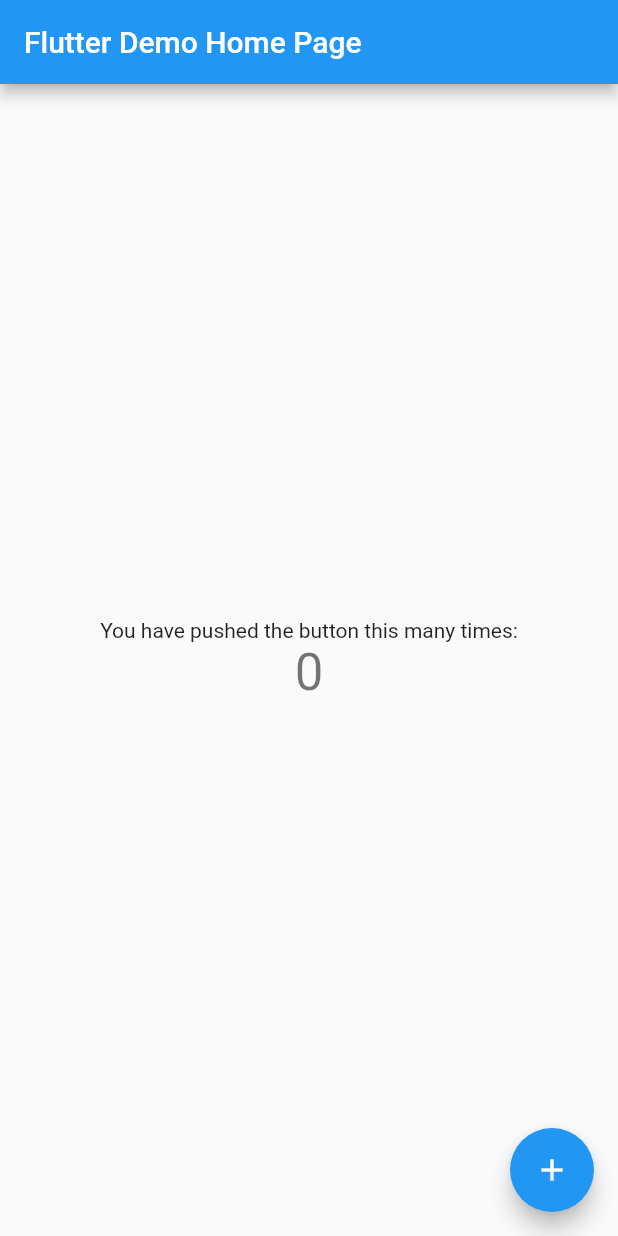
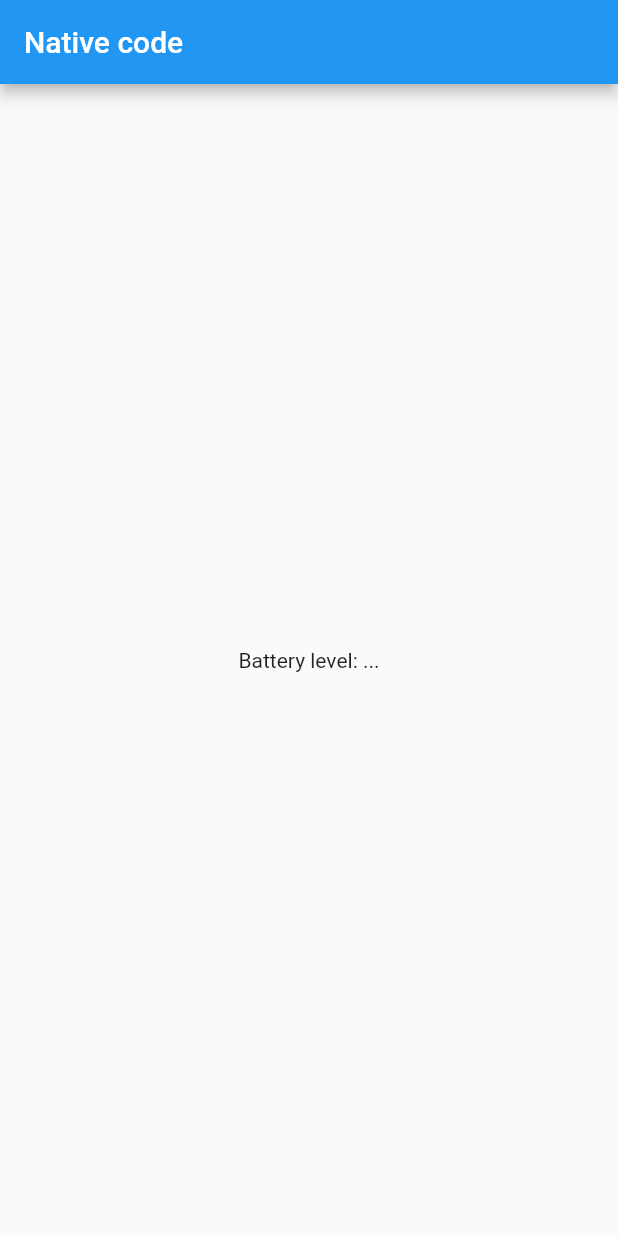
Before and after one commit to aospiridonov/flutter_native_code, a Flutter app: the screen it shows after launch, on a phone screen of 412 x 824 dp. Run offline on Flutter 3.47's test engine with Material 2 defaults, Android fonts, the phone set to English and light mode, and no system bars.

Commit message:
Add initial home page widget

```diff
--- a/lib/main.dart
+++ b/lib/main.dart
@@ -1,113 +1,35 @@
 import 'package:flutter/material.dart';
 
-void main() {
-  runApp(MyApp());
-}
+void main() => runApp(MyApp());
 
 class MyApp extends StatelessWidget {
-  // This widget is the root of your application.
   @override
-  Widget build(BuildContext context) {
+  build(BuildContext context) {
     return MaterialApp(
-      title: 'Flutter Demo',
+      title: 'Native Code',
       theme: ThemeData(
-        // This is the theme of your application.
-        //
-        // Try running your application with "flutter run". You'll see the
-        // application has a blue toolbar. Then, without quitting the app, try
-        // changing the primarySwatch below to Colors.green and then invoke
-        // "hot reload" (press "r" in the console where you ran "flutter run",
-        // or simply save your changes to "hot reload" in a Flutter IDE).
-        // Notice that the counter didn't reset back to zero; the application
-        // is not restarted.
-        primarySwatch: Colors.blue,
+        primaryColor: Colors.blue,
       ),
-      home: MyHomePage(title: 'Flutter Demo Home Page'),
+      home: MyHomePage(),
     );
   }
 }
 
 class MyHomePage extends StatefulWidget {
-  MyHomePage({Key key, this.title}) : super(key: key);
-
-  // This widget is the home page of your application. It is stateful, meaning
-  // that it has a State object (defined below) that contains fields that affect
-  // how it looks.
-
-  // This class is the configuration for the state. It holds the values (in this
-  // case the title) provided by the parent (in this case the App widget) and
-  // used by the build method of the State. Fields in a Widget subclass are
-  // always marked "final".
-
-  final String title;
-
   @override
   _MyHomePageState createState() => _MyHomePageState();
 }
 
 class _MyHomePageState extends State<MyHomePage> {
-  int _counter = 0;
-
-  void _incrementCounter() {
-    setState(() {
-      // This call to setState tells the Flutter framework that something has
-      // changed in this State, which causes it to rerun the build method below
-      // so that the display can reflect the updated values. If we changed
-      // _counter without calling setState(), then the build method would not be
-      // called again, and so nothing would appear to happen.
-      _counter++;
-    });
-  }
-
   @override
   Widget build(BuildContext context) {
-    // This method is rerun every time setState is called, for instance as done
-    // by the _incrementCounter method above.
-    //
-    // The Flutter framework has been optimized to make rerunning build methods
-    // fast, so that you can just rebuild anything that needs updating rather
-    // than having to individually change instances of widgets.
     return Scaffold(
       appBar: AppBar(
-        // Here we take the value from the MyHomePage object that was created by
-        // the App.build method, and use it to set our appbar title.
-        title: Text(widget.title),
+        title: Text('Native code'),
       ),
       body: Center(
-        // Center is a layout widget. It takes a single child and positions it
-        // in the middle of the parent.
-        child: Column(
-          // Column is also a layout widget. It takes a list of children and
-          // arranges them vertically. By default, it sizes itself to fit its
-          // children horizontally, and tries to be as tall as its parent.
-          //
-          // Invoke "debug painting" (press "p" in the console, choose the
-          // "Toggle Debug Paint" action from the Flutter Inspector in Android
-          // Studio, or the "Toggle Debug Paint" command in Visual Studio Code)
-          // to see the wireframe for each widget.
-          //
-          // Column has various properties to control how it sizes itself and
-          // how it positions its children. Here we use mainAxisAlignment to
-          // center the children vertically; the main axis here is the vertical
-          // axis because Columns are vertical (the cross axis would be
-          // horizontal).
-          mainAxisAlignment: MainAxisAlignment.center,
-          children: <Widget>[
-            Text(
-              'You have pushed the button this many times:',
-            ),
-            Text(
-              '$_counter',
-              style: Theme.of(context).textTheme.headline4,
-            ),
-          ],
-        ),
+        child: Text('Battery level: ...'),
       ),
-      floatingActionButton: FloatingActionButton(
-        onPressed: _incrementCounter,
-        tooltip: 'Increment',
-        child: Icon(Icons.add),
-      ), // This trailing comma makes auto-formatting nicer for build methods.
     );
   }
 }
```
